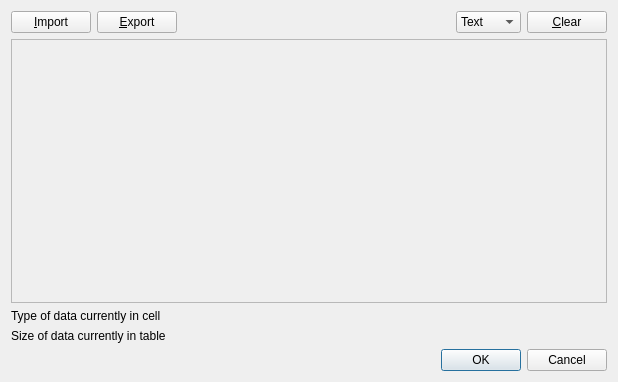
Qt form src/EditDialog.ui (sqlitebrowser/sqlitebrowser) before a commit.
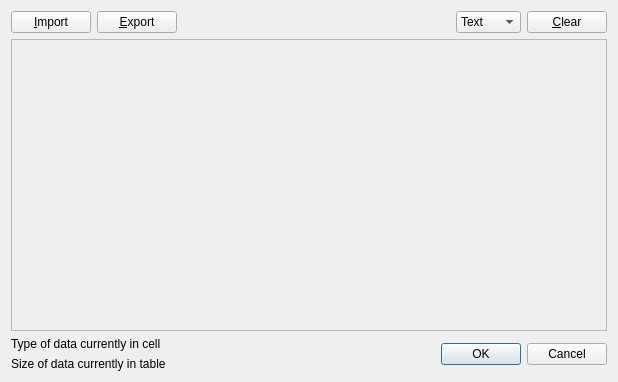
The same form after that commit. The open tabs and pages were chosen to show the change.

Commit message:
Add edit cell dock to main window
Add a new option for replacing the edit data dialog by an edit data dock
widget which is added to the main window and remains visible. This might
be interesting for people who otherwise would have to open the edit
dialog many times by doing tons of double clicks.

What changed in the file:
```diff
--- a/src/EditDialog.ui
+++ b/src/EditDialog.ui
@@ -13,7 +13,7 @@
   <property name="windowTitle">
    <string>Edit database cell</string>
   </property>
-  <layout class="QVBoxLayout" name="verticalLayout">
+  <layout class="QVBoxLayout" name="verticalLayout_5">
    <item>
     <layout class="QHBoxLayout" name="horizontalLayout">
      <item>
@@ -125,8 +125,8 @@
         <rect>
          <x>0</x>
          <y>0</y>
-         <width>94</width>
-         <height>24</height>
+         <width>76</width>
+         <height>29</height>
         </rect>
        </property>
        <layout class="QVBoxLayout" name="verticalLayout_2">
@@ -143,6 +143,10 @@
     </widget>
    </item>
    <item>
+    <layout class="QHBoxLayout" name="horizontalLayout_2">
+     <item>
+      <layout class="QVBoxLayout" name="verticalLayout">
+       <item>
     <widget class="QLabel" name="labelType">
      <property name="text">
       <string>Type of data currently in cell</string>
@@ -156,6 +160,8 @@
      </property>
     </widget>
    </item>
+      </layout>
+     </item>
    <item>
     <widget class="QDialogButtonBox" name="buttonBox">
      <property name="orientation">
@@ -165,6 +171,8 @@
       <set>QDialogButtonBox::Cancel|QDialogButtonBox::Ok</set>
      </property>
     </widget>
+     </item>
+    </layout>
    </item>
   </layout>
  </widget>
```
Lines whose indentation alone changed are shown as unchanged. The commit also changes 5 other files.
